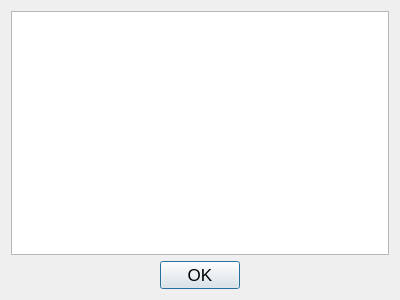
Above: src/AboutDialog.ui from Light-Wizzard/QtAppVeyor before the change. Below: the same form after it.
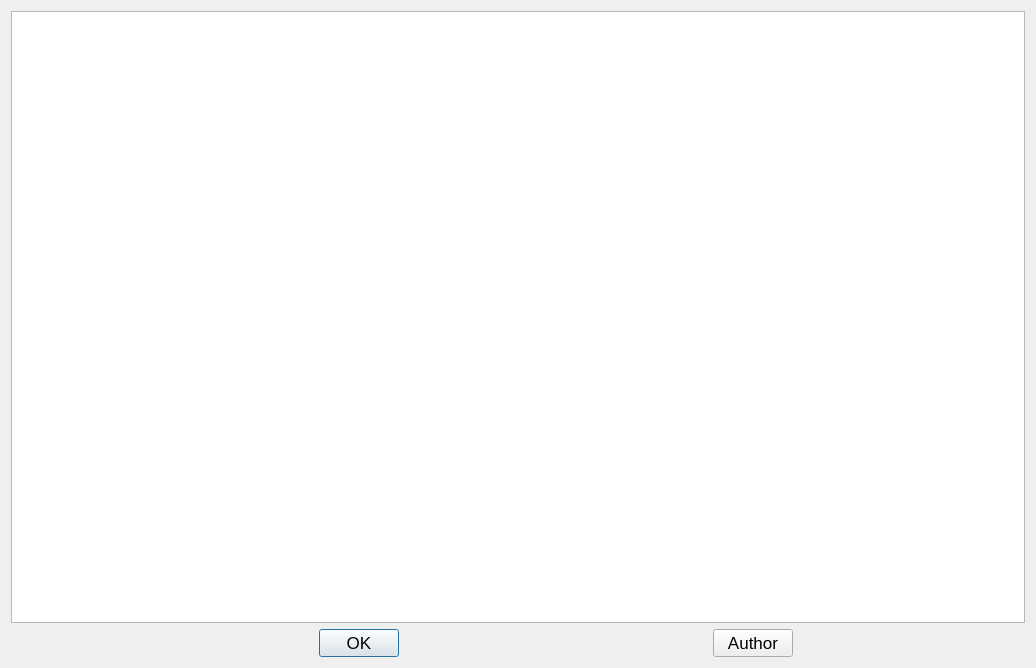
That is the form after the change.

```diff
--- a/src/AboutDialog.ui
+++ b/src/AboutDialog.ui
@@ -6,8 +6,8 @@
    <rect>
     <x>0</x>
     <y>0</y>
-    <width>400</width>
-    <height>300</height>
+    <width>1036</width>
+    <height>668</height>
    </rect>
   </property>
   <property name="windowTitle">
@@ -17,9 +17,28 @@
    <item>
     <layout class="QVBoxLayout" name="verticalLayout">
      <item>
-      <widget class="QTextEdit" name="textEditAbout"/>
+      <widget class="QTextEdit" name="textEditAbout">
+       <property name="font">
+        <font>
+         <pointsize>13</pointsize>
+        </font>
+       </property>
+      </widget>
      </item>
-    </layout>
+     <item>
+      <layout class="QHBoxLayout" name="horizontalLayoutAbout">
+       <item>
+        <spacer name="horizontalSpacerAboutLeft">
+         <property name="orientation">
+          <enum>Qt::Horizontal</enum>
+         </property>
+         <property name="sizeHint" stdset="0">
+          <size>
+           <width>40</width>
+           <height>20</height>
+          </size>
+         </property>
+        </spacer>
    </item>
    <item>
     <widget class="QDialogButtonBox" name="buttonBox">
@@ -38,6 +57,48 @@
       <bool>true</bool>
      </property>
     </widget>
+       </item>
+       <item>
+        <spacer name="horizontalSpacerAboutCenter">
+         <property name="orientation">
+          <enum>Qt::Horizontal</enum>
+         </property>
+         <property name="sizeHint" stdset="0">
+          <size>
+           <width>40</width>
+           <height>20</height>
+          </size>
+         </property>
+        </spacer>
+       </item>
+       <item>
+        <widget class="QPushButton" name="pushButtonAboutAuthor">
+         <property name="font">
+          <font>
+           <pointsize>13</pointsize>
+          </font>
+         </property>
+         <property name="text">
+          <string>Author</string>
+         </property>
+        </widget>
+       </item>
+       <item>
+        <spacer name="horizontalSpacerAboutRight">
+         <property name="orientation">
+          <enum>Qt::Horizontal</enum>
+         </property>
+         <property name="sizeHint" stdset="0">
+          <size>
+           <width>40</width>
+           <height>20</height>
+          </size>
+         </property>
+        </spacer>
+       </item>
+      </layout>
+     </item>
+    </layout>
    </item>
   </layout>
  </widget>
```
Lines whose indentation alone changed are shown as unchanged.
